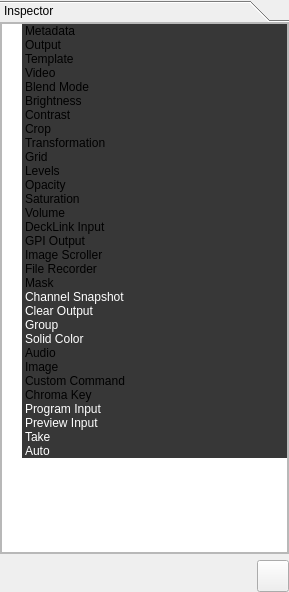
Above: src/Widgets/Inspector/InspectorWidget.ui from CasparCG/client before the change. Below: the same form after it.
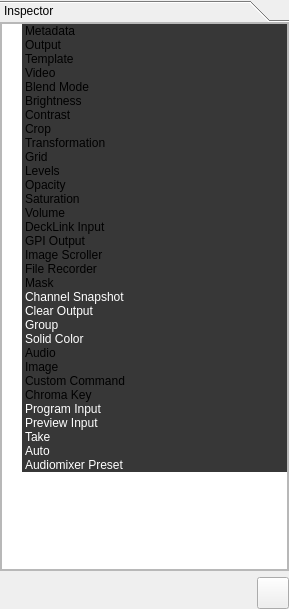
That is the form after the change.

What changed in the file:
```diff
--- a/src/Widgets/Inspector/InspectorWidget.ui
+++ b/src/Widgets/Inspector/InspectorWidget.ui
@@ -7,7 +7,7 @@
     <x>0</x>
     <y>0</y>
     <width>289</width>
-    <height>592</height>
+    <height>609</height>
    </rect>
   </property>
   <property name="sizePolicy">
@@ -49,7 +49,7 @@
         <x>0</x>
         <y>0</y>
         <width>289</width>
-        <height>531</height>
+        <height>548</height>
        </rect>
       </property>
       <property name="sizePolicy">
@@ -85,7 +85,7 @@
             <x>0</x>
             <y>0</y>
             <width>287</width>
-            <height>529</height>
+            <height>546</height>
            </rect>
           </property>
           <layout class="QVBoxLayout" name="verticalLayout_3">
@@ -833,6 +833,29 @@
                </brush>
               </property>
              </item>
+             <item>
+              <property name="text">
+               <string>Audiomixer Preset</string>
+              </property>
+              <property name="background">
+               <brush brushstyle="SolidPattern">
+                <color alpha="255">
+                 <red>55</red>
+                 <green>55</green>
+                 <blue>55</blue>
+                </color>
+               </brush>
+              </property>
+              <property name="foreground">
+               <brush brushstyle="SolidPattern">
+                <color alpha="255">
+                 <red>255</red>
+                 <green>255</green>
+                 <blue>255</blue>
+                </color>
+               </brush>
+              </property>
+             </item>
             </widget>
            </item>
           </layout>
```
Left out of the diff: 6 changed lines with no effect on the pictures.
